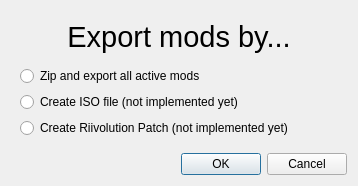
Qt form windowUIFiles/compilemodoptions.ui (KidWizardOfTheWeb/ReaperCo.ModManager) before a commit.
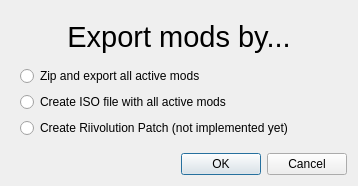
The same form after that commit.

```diff
--- a/windowUIFiles/compilemodoptions.ui
+++ b/windowUIFiles/compilemodoptions.ui
@@ -58,7 +58,7 @@
       <item row="2" column="0">
        <widget class="QRadioButton" name="createISORadioButton">
         <property name="text">
-         <string>Create ISO file (not implemented yet)</string>
+         <string>Create ISO file with all active mods</string>
         </property>
        </widget>
       </item>
```
